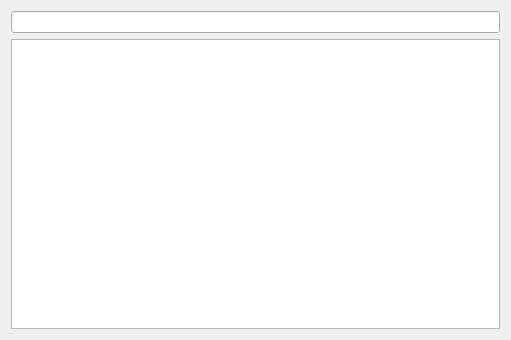
Old version of the form BodybuilderDiary/findcustomer.ui in the repository Sautenko-Andrey/BodyduilderDiary.
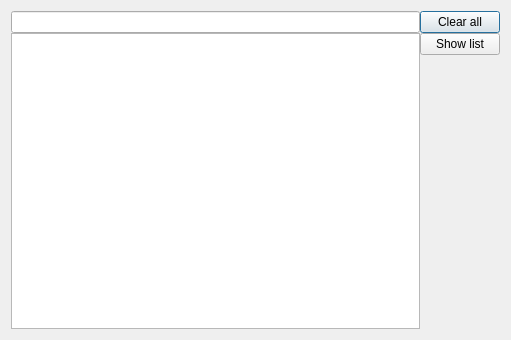
New version of the form.

Commit message: added auto completer for more convenirnce while searching a customer, fixed bugs in the search customer tool

The edit to the form file:
```diff
--- a/BodybuilderDiary/findcustomer.ui
+++ b/BodybuilderDiary/findcustomer.ui
@@ -13,14 +13,56 @@
   <property name="windowTitle">
    <string>Dialog</string>
   </property>
-  <layout class="QHBoxLayout" name="horizontalLayout">
+  <layout class="QHBoxLayout" name="horizontalLayout_3">
    <item>
-    <layout class="QVBoxLayout" name="verticalLayout">
+    <layout class="QHBoxLayout" name="horizontalLayout_2">
+     <property name="spacing">
+      <number>0</number>
+     </property>
      <item>
-      <widget class="QLineEdit" name="searchLineEdit"/>
+      <layout class="QVBoxLayout" name="verticalLayout_2">
+       <item>
+        <layout class="QHBoxLayout" name="horizontalLayout">
+         <item>
+          <widget class="QLineEdit" name="searchLineEdit"/>
+         </item>
+        </layout>
+       </item>
+       <item>
+        <widget class="QListWidget" name="InfoListWidget"/>
+       </item>
+      </layout>
      </item>
      <item>
-      <widget class="QListWidget" name="InfoListWidget"/>
+      <layout class="QVBoxLayout" name="verticalLayout">
+       <item>
+        <widget class="QPushButton" name="clearAllButton">
+         <property name="text">
+          <string>Clear all</string>
+         </property>
+        </widget>
+       </item>
+       <item>
+        <widget class="QPushButton" name="showUsersListButton">
+         <property name="text">
+          <string>Show list</string>
+         </property>
+        </widget>
+       </item>
+       <item>
+        <spacer name="verticalSpacer">
+         <property name="orientation">
+          <enum>Qt::Vertical</enum>
+         </property>
+         <property name="sizeHint" stdset="0">
+          <size>
+           <width>20</width>
+           <height>88</height>
+          </size>
+         </property>
+        </spacer>
+       </item>
+      </layout>
      </item>
     </layout>
    </item>
```
The commit also changes 5 other files.
